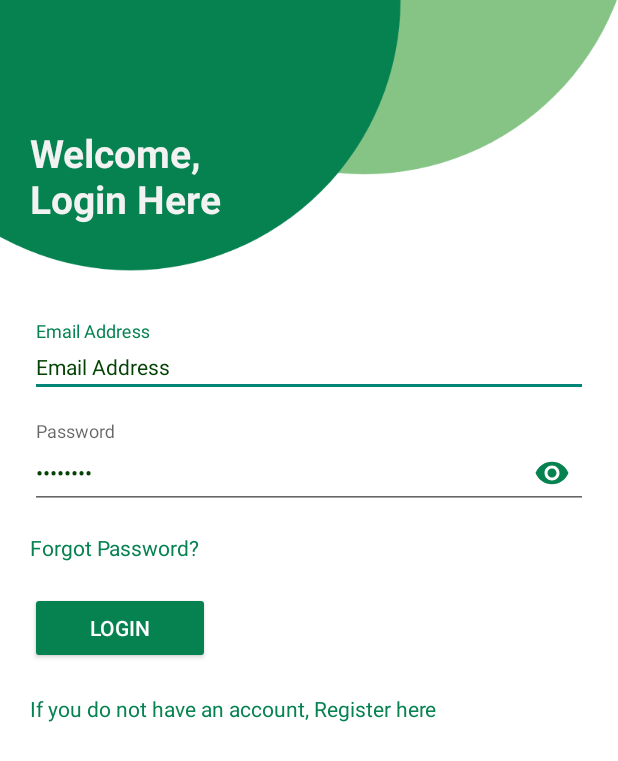
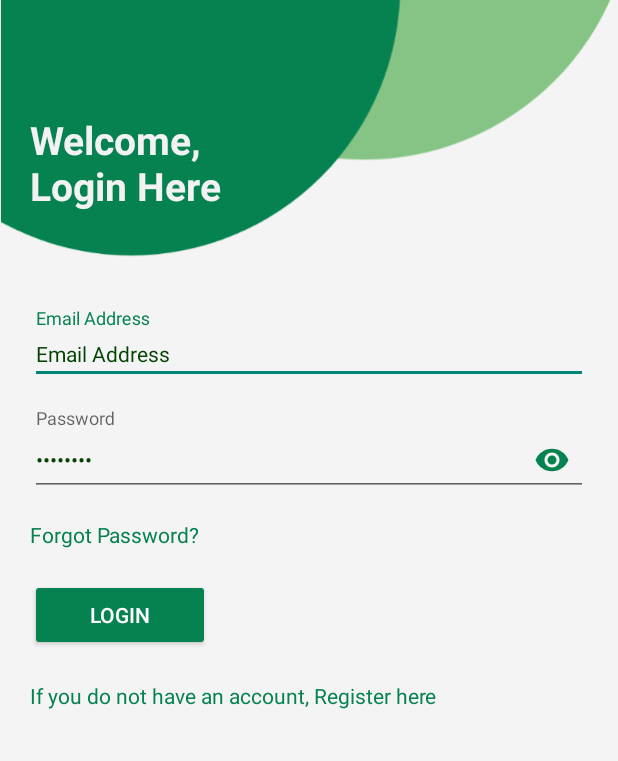
Before and after one commit to Clarissa003/Project-Innovate-GroupF, an Android app: the layout activity_main.xml on its own in the app's theme, with its tools: preview values and no code run, on a phone screen of 412 x 824 dp. Shown: the top 761 px of the screen. Run offline under Robolectric (Android 15) with nearby library versions, the light colour scheme and no system bars.

Commit message:
I made adjustment to the login page

```diff
--- a/PotCastPlant/app/build.gradle
+++ b/PotCastPlant/app/build.gradle
@@ -38,9 +38,9 @@ android {
 
 dependencies {
 
-    implementation 'androidx.core:core-ktx:1.8.0'
+    implementation 'androidx.core:core-ktx:1.10.1'
     implementation 'androidx.appcompat:appcompat:1.6.1'
-    implementation 'com.google.android.material:material:1.5.0'
+    implementation 'com.google.android.material:material:1.9.0'
     implementation 'androidx.constraintlayout:constraintlayout:2.1.4'
     testImplementation 'junit:junit:4.13.2'
     androidTestImplementation 'androidx.test.ext:junit:1.1.5'
--- a/PotCastPlant/app/src/main/res/layout/activity_main.xml
+++ b/PotCastPlant/app/src/main/res/layout/activity_main.xml
@@ -4,19 +4,19 @@
     xmlns:tools="http://schemas.android.com/tools"
     android:layout_width="match_parent"
     android:layout_height="match_parent"
-    android:background="@color/white">
+    android:background="#f4f4f4">
 
     <androidx.constraintlayout.widget.ConstraintLayout
         android:layout_width="match_parent"
         android:layout_height="wrap_content">
 
         <ImageView
+            app:layout_constraintTop_toTopOf="parent"
+            app:layout_constraintStart_toStartOf="parent"
+            android:layout_marginTop="-10dp"
             android:layout_width="wrap_content"
-            android:layout_margin="0dp"
             android:layout_height="wrap_content"
-            android:src="@drawable/top_background"
-            app:layout_constraintTop_toTopOf="parent"
-            app:layout_constraintStart_toStartOf="parent"/>
+            android:src="@drawable/top_background" />
 
     <LinearLayout
         app:layout_constraintTop_toTopOf="parent"
@@ -24,7 +24,7 @@
         android:layout_width="match_parent"
         android:layout_height="wrap_content"
         android:orientation="vertical"
-        android:layout_marginTop="64dp"
+        android:layout_marginTop="55dp"
         android:padding="20dp">
 
         <TextView
```
